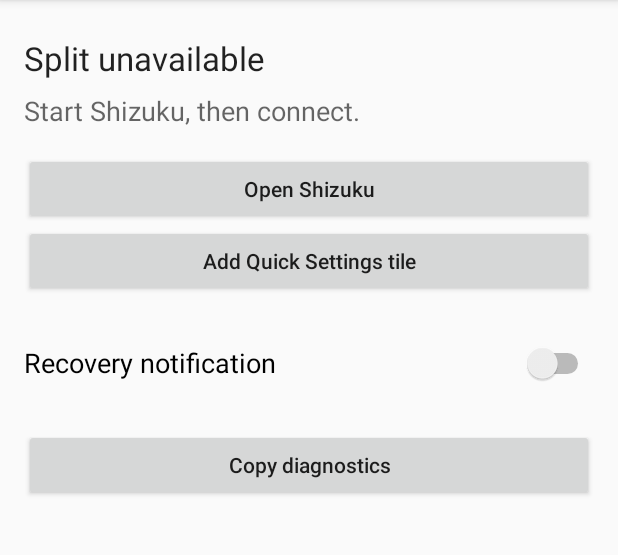
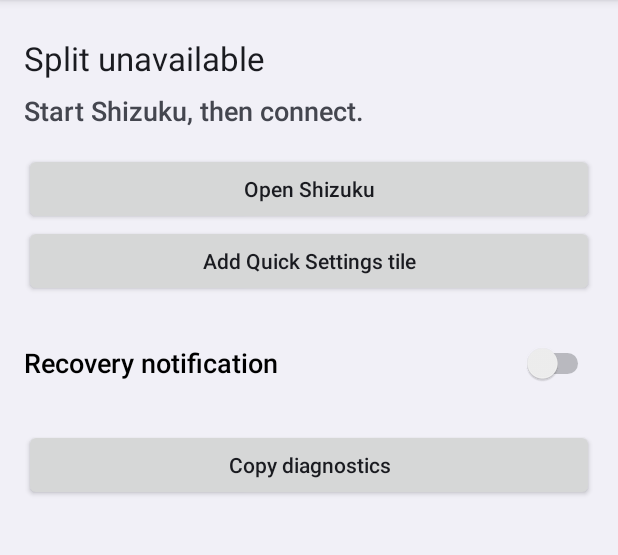
Before and after one commit to meatcar/split-voice, an Android app: the screen it shows after launch (MainActivity), on a phone screen of 412 x 824 dp, the part 84-639 px from its top. Run offline under Robolectric (Android 15) with nearby library versions, the phone set to English and light mode, and no system bars; libraries missing offline, so code that uses them is left out: rikka.shizuku; 9 statements that could not run were skipped.

Commit message:
feat(ui): follow the system dark theme and add an adaptive launcher icon
The icon has a monochrome layer for themed icons. Buttons use the device
default style. The status title is marked as a heading for screen readers.

Amp-Thread-ID: https://ampcode.com/threads/T-01a1e789-7e30-7006-b73b-ba588683991b
Co-authored-by: Amp <amp@ampcode.com>

```diff
--- a/app/src/main/AndroidManifest.xml
+++ b/app/src/main/AndroidManifest.xml
@@ -4,7 +4,7 @@
         <package android:name="moe.shizuku.privileged.api" />
     </queries>
     <application android:name=".SplitVoiceApplication" android:label="@string/app_name"
-        android:icon="@drawable/ic_split_voice" android:theme="@style/AppTheme"
+        android:icon="@mipmap/ic_launcher" android:theme="@style/AppTheme"
         android:allowBackup="false" android:dataExtractionRules="@xml/data_extraction_rules"
         android:supportsRtl="true">
         <service android:name=".SplitTileService" android:exported="true"
--- /dev/null
+++ b/app/src/main/res/drawable/ic_launcher_foreground.xml
@@ -0,0 +1,6 @@
+<vector xmlns:android="http://schemas.android.com/apk/res/android"
+    android:width="108dp" android:height="108dp" android:viewportWidth="108" android:viewportHeight="108">
+    <group android:scaleX="2.25" android:scaleY="2.25" android:translateX="27" android:translateY="27">
+        <path android:fillColor="#FFFFFFFF" android:pathData="M6,2a3,3 0,0 1,3 3v5a3,3 0,0 1,-6 0V5a3,3 0,0 1,3 -3M1,9h2v1a3,3 0,0 0,6 0V9h2v1a5,5 0,0 1,-4 4.9V18h3v2H2v-2h3v-3.1A5,5 0,0 1,1 10M14,5h3l5,-3v18l-5,-3h-3z" />
+    </group>
+</vector>
--- a/app/src/main/res/layout/main.xml
+++ b/app/src/main/res/layout/main.xml
@@ -5,7 +5,8 @@
         android:orientation="vertical" android:padding="16dp">
         <TextView android:id="@+id/status_title" android:layout_width="match_parent"
             android:layout_height="wrap_content" android:textAppearance="?android:attr/textAppearanceLarge"
-            android:accessibilityLiveRegion="polite" android:layout_marginTop="8dp" />
+            android:accessibilityLiveRegion="polite" android:accessibilityHeading="true"
+            android:layout_marginTop="8dp" />
         <TextView android:id="@+id/status" android:layout_width="match_parent"
             android:layout_height="wrap_content" android:textAppearance="?android:attr/textAppearanceMedium"
             android:layout_marginTop="8dp" android:layout_marginBottom="16dp" />
--- /dev/null
+++ b/app/src/main/res/mipmap-anydpi/ic_launcher.xml
@@ -0,0 +1,5 @@
+<adaptive-icon xmlns:android="http://schemas.android.com/apk/res/android">
+    <background android:drawable="@color/launcher_background" />
+    <foreground android:drawable="@drawable/ic_launcher_foreground" />
+    <monochrome android:drawable="@drawable/ic_launcher_foreground" />
+</adaptive-icon>
--- /dev/null
+++ b/app/src/main/res/values-night/styles.xml
@@ -0,0 +1,6 @@
+<resources>
+    <style name="AppTheme" parent="android:style/Theme.DeviceDefault.DayNight">
+        <item name="android:windowLightStatusBar">false</item>
+        <item name="android:windowLightNavigationBar">false</item>
+    </style>
+</resources>
--- /dev/null
+++ b/app/src/main/res/values/colors.xml
@@ -0,0 +1,3 @@
+<resources>
+    <color name="launcher_background">#175D50</color>
+</resources>
--- a/app/src/main/res/values/styles.xml
+++ b/app/src/main/res/values/styles.xml
@@ -1,9 +1,9 @@
 <resources>
-    <style name="AppTheme" parent="android:style/Theme.Material.Light">
+    <style name="AppTheme" parent="android:style/Theme.DeviceDefault.DayNight">
         <item name="android:windowLightStatusBar">true</item>
         <item name="android:windowLightNavigationBar">true</item>
     </style>
-    <style name="Action" parent="android:style/Widget.Material.Light.Button">
+    <style name="Action" parent="android:style/Widget.DeviceDefault.Button">
         <item name="android:layout_width">match_parent</item>
         <item name="android:layout_height">wrap_content</item>
         <item name="android:minHeight">48dp</item>
```
Also changed, not shown: 2 other files.
